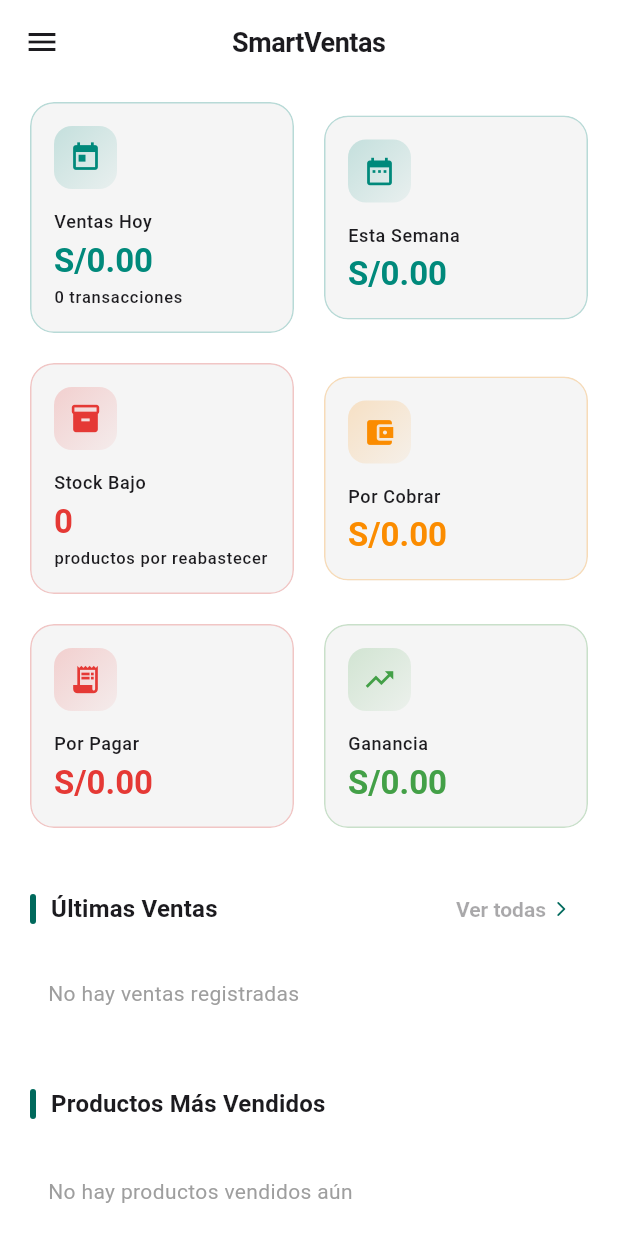
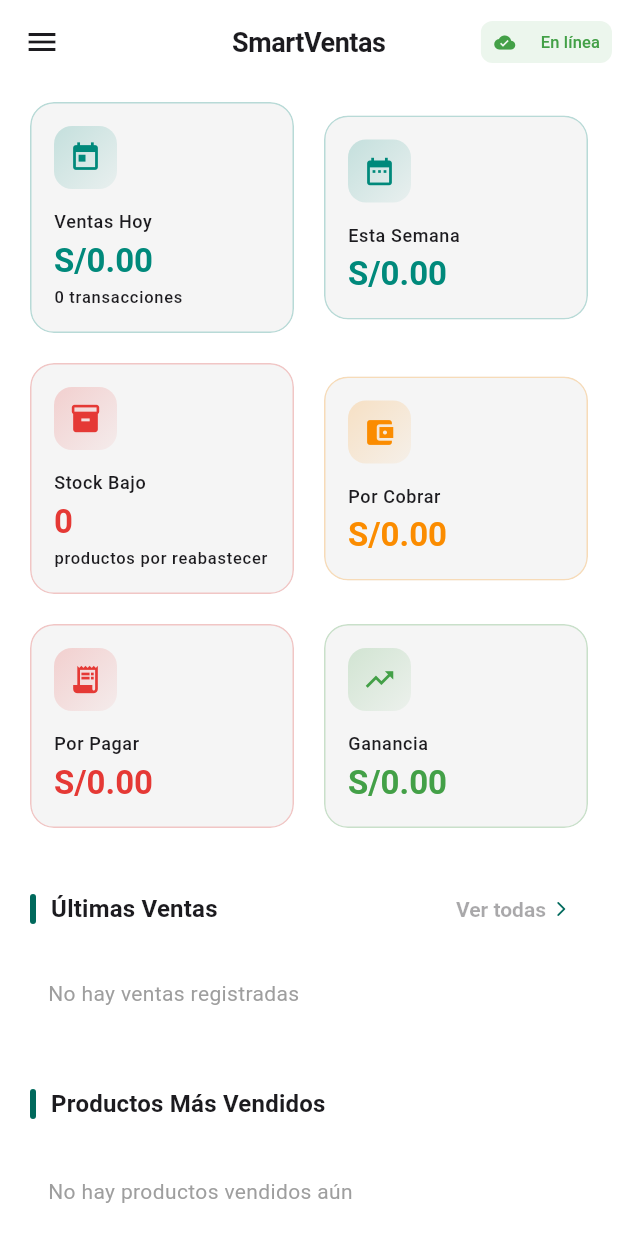
Before and after one commit to MiguelAngelQH/App-gestion-de-inventario-y-ventas, a Flutter app: the DashboardScreen screen opened directly with empty values, on a phone screen of 412 x 824 dp. Run offline on Flutter 3.47's test engine with Material 3 defaults, Android fonts, the phone set to English and light mode, and no system bars; our stand-ins replace cloud_firestore, connectivity_plus, firebase_auth, firebase_core, firebase_messaging, fl_chart and 3 more; missing offline and left inert: mobile_scanner; accounts and stored records are empty; network calls fail.

Commit message:
fix(flutter): password reset via custom API, app icon/name, overflow fix, connectivity indicator

```diff
--- /dev/null
+++ b/lib/services/connectivity_service.dart
@@ -0,0 +1,36 @@
+import 'dart:async';
+import 'package:connectivity_plus/connectivity_plus.dart';
+import 'package:flutter/material.dart';
+
+class ConnectivityService extends ChangeNotifier {
+  final Connectivity _connectivity = Connectivity();
+  StreamSubscription<List<ConnectivityResult>>? _subscription;
+  bool _isOnline = true;
+
+  bool get isOnline => _isOnline;
+
+  ConnectivityService() {
+    _init();
+  }
+
+  void _init() {
+    _connectivity.checkConnectivity().then((results) {
+      _updateStatus(results);
+    });
+    _subscription = _connectivity.onConnectivityChanged.listen(_updateStatus);
+  }
+
+  void _updateStatus(List<ConnectivityResult> results) {
+    final online = results.any((r) => r != ConnectivityResult.none);
+    if (online != _isOnline) {
+      _isOnline = online;
+      notifyListeners();
+    }
+  }
+
+  @override
+  void dispose() {
+    _subscription?.cancel();
+    super.dispose();
+  }
+}
--- a/lib/views/compra_form_screen.dart
+++ b/lib/views/compra_form_screen.dart
@@ -632,7 +632,7 @@ class _SeleccionarProductoCompraDialogState
                                   ),
                                 ),
                               ),
-                              title: Text(p.nombre, style: const TextStyle(fontSize: 13)),
+                              title: Text(p.nombre, style: const TextStyle(fontSize: 13), overflow: TextOverflow.ellipsis),
                               subtitle: p.marca.isNotEmpty
                                   ? Text(p.marca,
                                       style: TextStyle(
--- a/lib/views/dashboard_screen.dart
+++ b/lib/views/dashboard_screen.dart
@@ -1,6 +1,8 @@
 import 'package:flutter/material.dart';
+import 'package:smart_ventas/services/connectivity_service.dart';
 import 'package:smart_ventas/utils/formatters.dart';
 import 'package:smart_ventas/viewmodels/dashboard_viewmodel.dart';
+import 'package:smart_ventas/widgets/connectivity_indicator.dart';
 import 'package:smart_ventas/widgets/reusable_widgets.dart';
 
 class DashboardScreen extends StatefulWidget {
@@ -13,6 +15,8 @@ class DashboardScreen extends StatefulWidget {
 }
 
 class _DashboardScreenState extends State<DashboardScreen> {
+  final ConnectivityService _connectivity = ConnectivityService();
+
   @override
   void initState() {
     super.initState();
@@ -26,6 +30,7 @@ class _DashboardScreenState extends State<DashboardScreen> {
   @override
   void dispose() {
     widget.viewModel.removeListener(_onChanged);
+    _connectivity.dispose();
     super.dispose();
   }
 
@@ -48,9 +53,10 @@ class _DashboardScreenState extends State<DashboardScreen> {
           onPressed: () => Scaffold.of(context).openDrawer(),
         ),
         actions: [
+          ConnectivityIndicator(service: _connectivity),
           if (widget.viewModel.usingServerData)
             Padding(
-              padding: const EdgeInsets.only(right: 8),
+              padding: const EdgeInsets.only(right: 4),
               child: Chip(
                 label: const Text('Servidor', style: TextStyle(fontSize: 11)),
                 visualDensity: VisualDensity.compact,
--- /dev/null
+++ b/lib/widgets/connectivity_indicator.dart
@@ -0,0 +1,58 @@
+import 'package:flutter/material.dart';
+import 'package:smart_ventas/services/connectivity_service.dart';
+
+class ConnectivityIndicator extends StatefulWidget {
+  final ConnectivityService service;
+
+  const ConnectivityIndicator({super.key, required this.service});
+
+  @override
+  State<ConnectivityIndicator> createState() => _ConnectivityIndicatorState();
+}
+
+class _ConnectivityIndicatorState extends State<ConnectivityIndicator> {
+  @override
+  void initState() {
+    super.initState();
+    widget.service.addListener(_onChanged);
+  }
+
+  void _onChanged() {
+    if (mounted) setState(() {});
+  }
+
+  @override
+  void dispose() {
+    widget.service.removeListener(_onChanged);
+    super.dispose();
+  }
+
+  @override
+  Widget build(BuildContext context) {
+    final online = widget.service.isOnline;
+    return Padding(
+      padding: const EdgeInsets.only(right: 4),
+      child: Chip(
+        avatar: Icon(
+          online ? Icons.cloud_done : Icons.cloud_off,
+          size: 14,
+          color: online ? const Color(0xFF43A047) : const Color(0xFFE53935),
+        ),
+        label: Text(
+          online ? 'En línea' : 'Sin conexión',
+          style: TextStyle(
+            fontSize: 11,
+            color: online ? const Color(0xFF43A047) : const Color(0xFFE53935),
+          ),
+        ),
+        visualDensity: VisualDensity.compact,
+        padding: EdgeInsets.zero,
+        materialTapTargetSize: MaterialTapTargetSize.shrinkWrap,
+        backgroundColor: online
+            ? const Color(0xFF43A047).withValues(alpha: 0.1)
+            : const Color(0xFFE53935).withValues(alpha: 0.1),
+        side: BorderSide.none,
+      ),
+    );
+  }
+}
```
Also changed, not shown: lib/services/auth_service.dart (+14 -1 lines), lib/viewmodels/auth_viewmodel.dart (+5 -6 lines), pubspec.yaml (+11 -5 lines), pubspec.lock, 6 other files.
